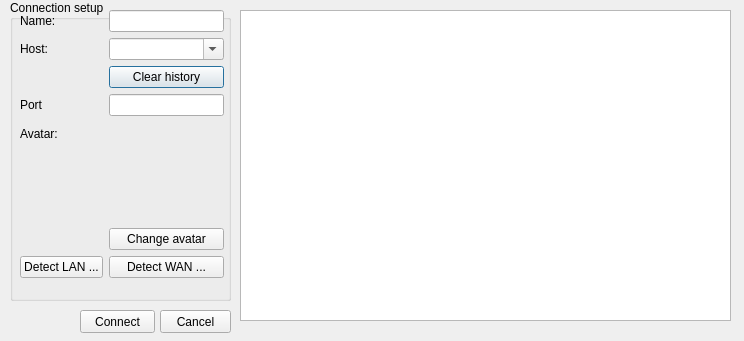
The window that src/connectiondialog.ui (Mogara/QSanguosha) describes before a commit, drawn with Qt 5.
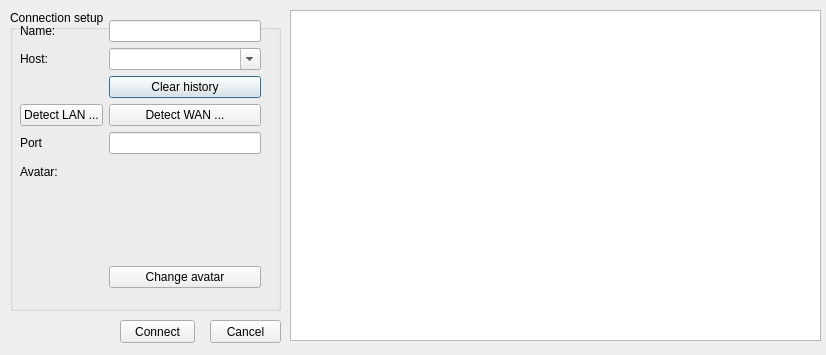
The same window after the commit.

Diff of the .ui file:
```diff
--- a/src/connectiondialog.ui
+++ b/src/connectiondialog.ui
@@ -9,8 +9,8 @@
    <rect>
     <x>0</x>
     <y>0</y>
-    <width>744</width>
-    <height>341</height>
+    <width>826</width>
+    <height>355</height>
    </rect>
   </property>
   <property name="windowTitle">
@@ -20,8 +20,8 @@
    <property name="geometry">
     <rect>
      <x>10</x>
-     <y>0</y>
-     <width>221</width>
+     <y>10</y>
+     <width>271</width>
      <height>301</height>
     </rect>
    </property>
@@ -33,7 +33,7 @@
      <rect>
       <x>10</x>
       <y>10</y>
-      <width>204</width>
+      <width>241</width>
       <height>281</height>
      </rect>
     </property>
@@ -75,24 +75,24 @@
        </property>
       </widget>
      </item>
-     <item row="4" column="0">
+     <item row="5" column="0">
       <widget class="QLabel" name="portLabel">
        <property name="text">
         <string>Port</string>
        </property>
       </widget>
      </item>
-     <item row="4" column="1">
+     <item row="5" column="1">
       <widget class="QLineEdit" name="portLineEdit"/>
      </item>
-     <item row="5" column="0">
+     <item row="6" column="0">
       <widget class="QLabel" name="avatarLabel">
        <property name="text">
         <string>Avatar:</string>
        </property>
       </widget>
      </item>
-     <item row="5" column="1">
+     <item row="6" column="1">
       <widget class="QLabel" name="avatarPixmap">
        <property name="minimumSize">
         <size>
@@ -108,37 +108,37 @@
        </property>
       </widget>
      </item>
-     <item row="6" column="1">
+     <item row="7" column="1">
       <widget class="QPushButton" name="changeAvatarButton">
        <property name="text">
         <string>Change avatar</string>
        </property>
       </widget>
      </item>
-     <item row="7" column="0">
-      <widget class="QPushButton" name="detectLANButton">
-       <property name="text">
-        <string>Detect LAN ...</string>
-       </property>
-      </widget>
-     </item>
-     <item row="7" column="1">
+     <item row="4" column="1">
       <widget class="QPushButton" name="detectWANButton">
        <property name="text">
         <string>Detect WAN ...</string>
        </property>
       </widget>
      </item>
+     <item row="4" column="0">
+      <widget class="QPushButton" name="detectLANButton">
+       <property name="text">
+        <string>Detect LAN ...</string>
+       </property>
+      </widget>
+     </item>
     </layout>
    </widget>
   </widget>
   <widget class="QListWidget" name="avatarList">
    <property name="geometry">
     <rect>
-     <x>240</x>
+     <x>290</x>
      <y>10</y>
-     <width>491</width>
-     <height>311</height>
+     <width>531</width>
+     <height>331</height>
     </rect>
    </property>
    <property name="iconSize">
@@ -157,8 +157,8 @@
   <widget class="QPushButton" name="cancelButton">
    <property name="geometry">
     <rect>
-     <x>160</x>
-     <y>310</y>
+     <x>210</x>
+     <y>320</y>
      <width>71</width>
      <height>23</height>
     </rect>
@@ -170,8 +170,8 @@
   <widget class="QPushButton" name="connectButton">
    <property name="geometry">
     <rect>
-     <x>80</x>
-     <y>310</y>
+     <x>120</x>
+     <y>320</y>
      <width>75</width>
      <height>23</height>
     </rect>
```
Left out of the diff: 1 changed line with no effect on the pictures.
